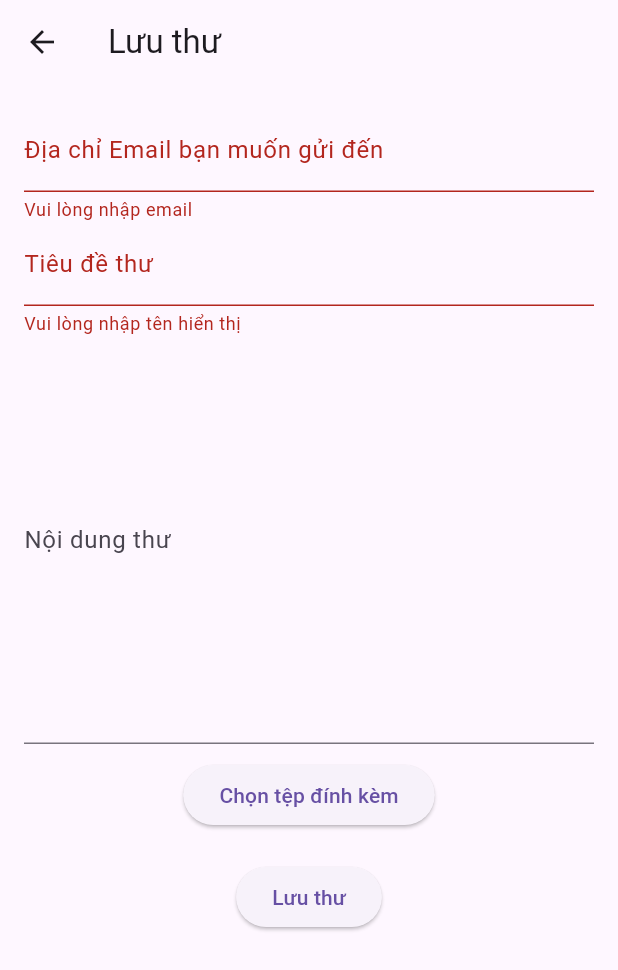
After one commit to TrHgTung/Flutter-Test, a Flutter app: the AddMailScreen screen opened by its route, after a tap on "Lưu thư", on a phone screen of 412 x 824 dp. The commit adds this screen. Shown: the top 970 px of the screen. Run offline on Flutter 3.47's test engine with Material 3 defaults, Android fonts, the light colour scheme and no system bars; our stand-ins replace file_picker, flutter_secure_storage; accounts and stored records are empty.

Commit message:
Add screens

```diff
--- a/lib/login/loginScreen.dart
+++ b/lib/login/loginScreen.dart
@@ -32,9 +32,12 @@ class _LoginScreenState extends State<LoginScreen> {
         final json = jsonDecode(response.body);
         final token = json['token'];
         final displayName = json['display_name'];
+        final jsonUser = json['user'];
+        final userEmail = jsonUser['email'];
 
         await _storage.write(key: 'auth_token', value: token);
         await _storage.write(key: 'display_name', value: displayName);
+        await _storage.write(key: 'user_email', value: userEmail);
         Navigator.pushReplacementNamed(context, '/mail');
       } else {
         final json = jsonDecode(response.body);
--- a/lib/main.dart
+++ b/lib/main.dart
@@ -2,6 +2,7 @@ import 'package:flutter/material.dart';
 import 'package:http/http.dart' as http;
 import 'package:my_first_flutter_application/login/registerScreen.dart';
 import 'package:my_first_flutter_application/main/ProfileScreen.dart';
+import 'package:my_first_flutter_application/main/addMailScreen.dart';
 import 'package:my_first_flutter_application/main/mailScreen.dart';
 import 'dart:convert';
 import 'apiService.dart';
@@ -29,6 +30,7 @@ class MyApp extends StatelessWidget {
         '/profile': (context) => ProfileScreen(),
         '/register': (context) => Registerscreen(),
         '/mail': (context) => MailScreen(),
+        '/addMail': (context) => AddMailScreen(),
       },
     );
   }
--- a/lib/main/ProfileScreen.dart
+++ b/lib/main/ProfileScreen.dart
@@ -87,7 +87,7 @@ class _ProfileState extends State<ProfileScreen> {
                     ),
                     SizedBox(height: 16),
                     Text(
-                      'Tên hiển thị: ${_userData!['display_name']}',
+                      'Tên hiển thị: ${_userData!['displayName']}',
                       style: TextStyle(
                         fontSize: 18,
                         // fontWeight: FontWeight.bold,
--- /dev/null
+++ b/lib/main/addMailScreen.dart
@@ -0,0 +1,188 @@
+import 'package:flutter/material.dart';
+import 'package:http/http.dart' as http;
+import 'dart:convert';
+import 'package:flutter_secure_storage/flutter_secure_storage.dart';
+import 'dart:io';
+import 'package:file_picker/file_picker.dart';
+
+class AddMailScreen extends StatefulWidget {
+  @override
+  _AddMailScreenState createState() => _AddMailScreenState();
+}
+
+class _AddMailScreenState extends State<AddMailScreen> {
+  final _storage = FlutterSecureStorage();
+  final _toAddressController = TextEditingController();
+  final _mailSubjectController = TextEditingController();
+  final _mailContentController = TextEditingController();
+  // final _attachmentController = TextEditingController();
+  final _formKey = GlobalKey<FormState>();
+
+  File? _selectedFile;
+
+  String _error = '';
+
+  Future<void> _saveMail() async {
+    final uri = Uri.parse('http://localhost:4401/api/Mail');
+    final token = await _storage.read(key: 'auth_token');
+
+    if (token == null) {
+      setState(() {
+        _error = 'Bạn chưa đăng nhập.';
+      });
+      Navigator.pushReplacementNamed(context, '/login');
+      return;
+    }
+
+    // Tạo multipart request
+    var request = http.MultipartRequest('POST', uri);
+
+    request.headers['Authorization'] = 'Bearer $token';
+    // request.headers['Content-Type'] = 'multipart/form-data';
+    // request.headers['Accept'] = 'application/json';
+
+    request.fields['ToAddress'] = _toAddressController.text;
+    request.fields['MailSubject'] = _mailSubjectController.text;
+    request.fields['MailContent'] = _mailContentController.text;
+    // request.fields['Attachment'] = _attachmentController.text;
+
+    if (_selectedFile != null) {
+      request.files.add(
+        await http.MultipartFile.fromPath('Attachment', _selectedFile!.path),
+      );
+    } else {
+      print("Không có file hoặc file không tồn tại");
+    }
+
+    try {
+      final streamedResponse = await request.send();
+      final response = await http.Response.fromStream(streamedResponse);
+
+      if (response.statusCode == 200) {
+        Navigator.pushReplacementNamed(context, '/mail');
+      } else {
+        if (response.body.isNotEmpty) {
+          try {
+            final json = jsonDecode(response.body);
+            setState(() {
+              _error = json['message'] ?? 'Lưu thư thất bại. Vui lòng thử lại.';
+            });
+          } catch (e) {
+            print("Lỗi JSON: $e");
+            setState(() {
+              _error = 'Đáp ứng từ server không hợp lệ.';
+            });
+          }
+        } else {
+          // print("Status code: ${response.statusCode}");
+          // print("Response headers: ${response.headers}");
+          // print("Response body: ${response.body}");
+
+          setState(() {
+            _error = 'Không nhận được phản hồi từ server.';
+          });
+        }
+      }
+    } catch (e) {
+      setState(() {
+        _error = 'Lỗi kết nối đến server: $e';
+      });
+    }
+  }
+
+  Future<void> _pickFile() async {
+    final result = await FilePicker.platform.pickFiles(allowMultiple: false);
+
+    if (result != null && result.files.single.path != null) {
+      setState(() {
+        _selectedFile = File(result.files.single.path!);
+      });
+    }
+  }
+
+  @override
+  void initState() {
+    super.initState();
+    _checkLoginStatus();
+  }
+
+  Future<void> _checkLoginStatus() async {
+    final token = await _storage.read(key: 'auth_token');
+    if (token == null) {
+      Navigator.pushReplacementNamed(context, '/login');
+    }
+  }
+
+  @override
+  Widget build(BuildContext context) {
+    return Scaffold(
+      appBar: AppBar(title: Text('Lưu thư')),
+      body: Padding(
+        padding: EdgeInsets.all(16.0),
+        child: Form(
+          key: _formKey,
+          child: Column(
+            children: [
+              TextFormField(
+                controller: _toAddressController,
+                decoration: InputDecoration(
+                  labelText: 'Địa chỉ Email bạn muốn gửi đến',
+                ),
+                keyboardType: TextInputType.emailAddress,
+                validator: (value) {
+                  if (value == null || value.isEmpty) {
+                    return 'Vui lòng nhập email';
+                  }
+                  final emailRegex = RegExp(
+                    r'^[\w.-]+@([\w-]+\.)+[\w-]{2,30}$',
+                  );
+                  if (!emailRegex.hasMatch(value) || value.length > 40) {
+                    return 'Địa chỉ e-mail này không hợp lệ';
+                  }
+                  return null;
+                },
+              ),
+              TextFormField(
+                controller: _mailSubjectController,
+                decoration: InputDecoration(labelText: 'Tiêu đề thư'),
+                validator: (value) {
+                  if (value == null || value.isEmpty) {
+                    return 'Vui lòng nhập tên hiển thị';
+                  }
+                  return null;
+                },
+              ),
+              TextFormField(
+                controller: _mailContentController,
+                decoration: InputDecoration(labelText: 'Nội dung thư'),
+                maxLines: 10,
+              ),
+              SizedBox(height: 10),
+              ElevatedButton(
+                onPressed: _pickFile,
+                child: Text(
+                  _selectedFile == null
+                      ? 'Chọn tệp đính kèm'
+                      : "Tệp đã chọn: ${_selectedFile!.path.split('/').last}",
+                ),
+              ),
+              SizedBox(height: 20),
+              ElevatedButton(
+                onPressed: () {
+                  if (_formKey.currentState!.validate()) {
+                    _saveMail();
+                  }
+                },
+                child: Text('Lưu thư'),
+              ),
+              if (_error.isNotEmpty) ...[
+                SizedBox(height: 10),
+                Text(_error, style: TextStyle(color: Colors.red)),
+              ],
+            ],
+          ),
+        ),
+      ),
+    );
+  }
+}
--- a/pubspec.yaml
+++ b/pubspec.yaml
@@ -33,6 +33,7 @@ dependencies:
   http: ^0.13.6
   flutter_secure_storage: ^9.0.0
   intl: ^0.18.1
+  file_picker: ^5.2.2
 
   # The following adds the Cupertino Icons font to your application.
   # Use with the CupertinoIcons class for iOS style icons.
```
Also changed, not shown: lib/main/mailScreen.dart (+5 -6 lines).
